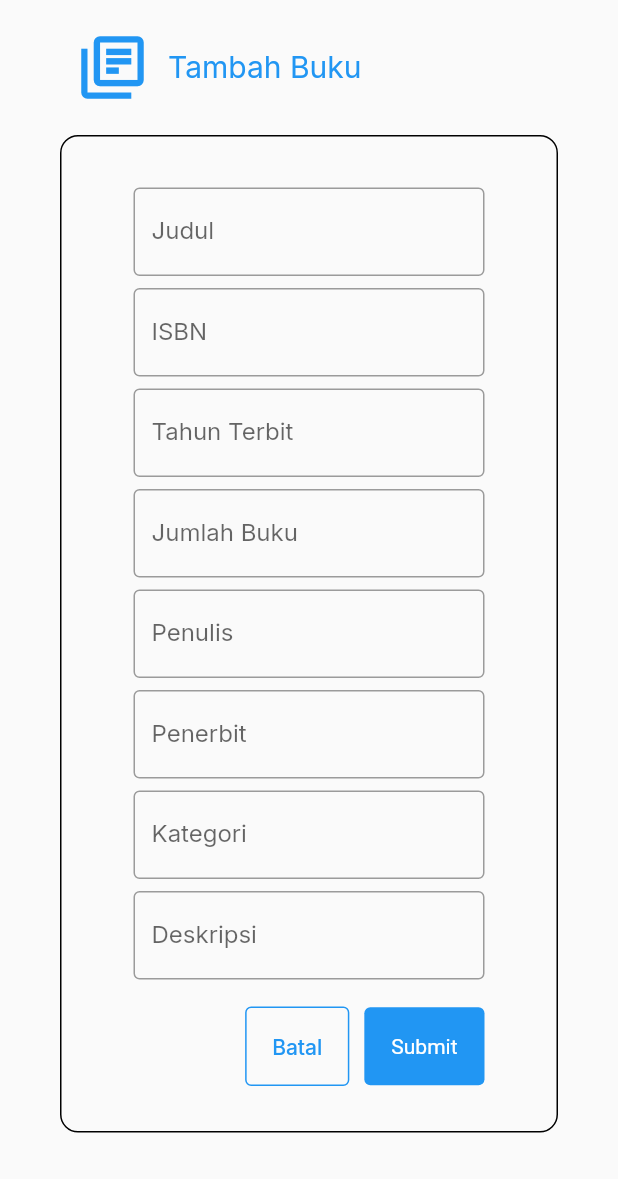
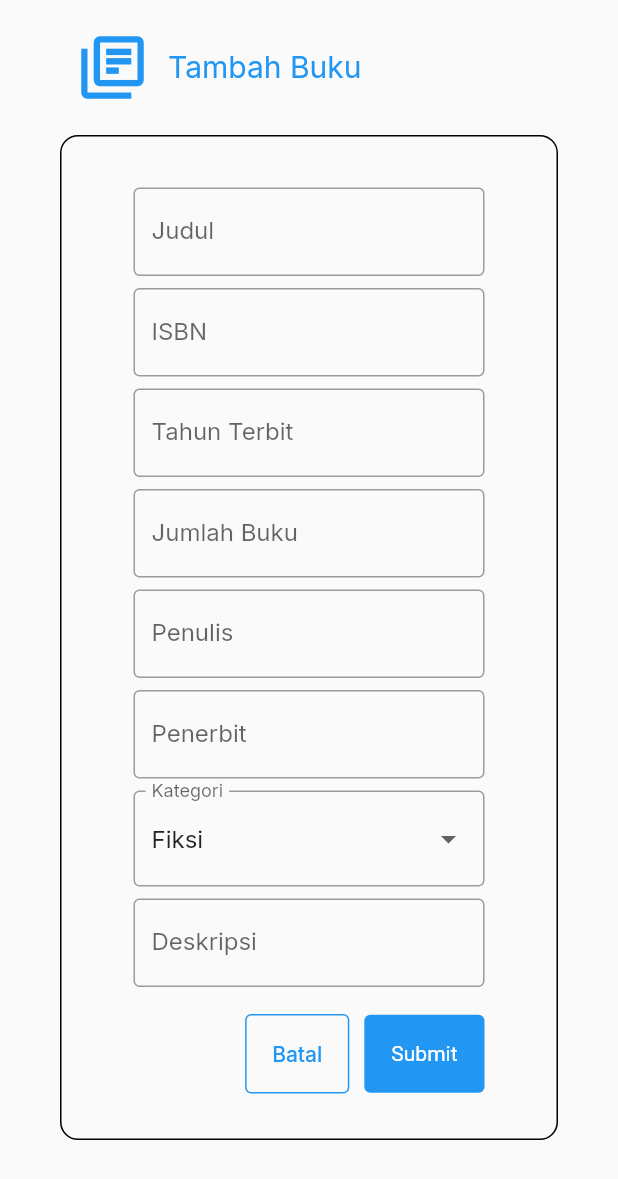
Before and after one commit to crypter7054/xyz-library, a Flutter app: the InputBookPage widget shown alone on an empty page, opened directly, on a phone screen of 412 x 824 dp. Shown: the top 1179 px of the screen. Run offline on Flutter 3.47's test engine with Material 2 defaults, Android fonts, the phone set to English and light mode, and no system bars; our stand-ins replace animated_splash_screen, google_fonts.

Commit message:
Add files via upload

```diff
--- a/xyzlibrary/lib/inputBookPage.dart
+++ b/xyzlibrary/lib/inputBookPage.dart
@@ -8,8 +8,26 @@ class InputBookPage extends StatefulWidget {
 }
 
 class _InputBookPageState extends State<InputBookPage> {
+
+  String kategori_selected = "Fiksi";
+
   @override
   Widget build(BuildContext context) {
+
+    // DROPDOWN ITEM LIST
+    List<DropdownMenuItem<String>> kategori = [];
+    var itm1 = const DropdownMenuItem<String>(
+      value: "Fiksi",
+      child: Text("Fiksi"),
+    );
+    var itm2 = const DropdownMenuItem<String>(
+      value: "Sejarah",
+      child: Text("Sejarah"),
+    );
+    kategori.add(itm1);
+    kategori.add(itm2);
+
+
     return SingleChildScrollView(
       child: ConstrainedBox(
         constraints: BoxConstraints(
@@ -94,16 +112,29 @@ class _InputBookPageState extends State<InputBookPage> {
                         ),
                       ),
                     ),
+
+                    // DROPDOWN
                     ListTile(
-                      title: TextFormField(
+                      title: DropdownButtonFormField(
                         decoration: const InputDecoration(
                           labelText: 'Kategori',
                           border: OutlineInputBorder(),
                         ),
+                        value: kategori_selected,
+                        items: kategori,
+                        onChanged: (String? newValue) {
+                          setState(() {
+                            if (newValue != null) {
+                              kategori_selected = newValue;
+                            }
+                          });
+                        },
                       ),
                     ),
+
                     ListTile(
                       title: TextFormField(
+                        maxLines: null,
                         decoration: const InputDecoration(
                           labelText: 'Deskripsi',
                           border: OutlineInputBorder(),
```
Also changed, not shown: xyzlibrary/lib/inputPeminjamanPage.dart (+54 -4 lines), xyzlibrary/lib/updateBookPage.dart (+31 -1 lines).
